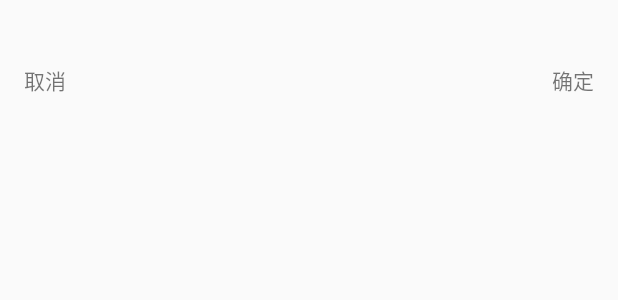
After one commit to shaozucheng/NotificationDemo, an Android app: the layout custom_notification_button.xml on its own in the app's theme, with its tools: preview values and no code run, on a phone screen of 412 x 824 dp. The commit adds this screen. Shown: the top 300 px of the screen. Run offline under Robolectric (Android 15) with nearby library versions, the phone set to English and light mode, and no system bars.

Commit message:
简述：添加带按钮的自定义通知
背景信息：

修改内容：

```diff
--- a/app/src/main/AndroidManifest.xml
+++ b/app/src/main/AndroidManifest.xml
@@ -26,6 +26,8 @@
                 android:name="android.support.PARENT_ACTIVITY"
                 android:value=".MainActivity"/>
         </activity>
+
+        <service android:name=".NotificationServices"/>
     </application>
 
 </manifest>
--- a/app/src/main/java/push/NotificationManager.java
+++ b/app/src/main/java/push/NotificationManager.java
@@ -4,7 +4,6 @@ import android.app.Notification;
 import android.app.PendingIntent;
 import android.content.Context;
 import android.graphics.BitmapFactory;
-import android.os.Build;
 import android.support.v4.app.NotificationCompat;
 import android.support.v4.app.NotificationManagerCompat;
 import android.widget.RemoteViews;
--- /dev/null
+++ b/app/src/main/res/layout/custom_notification_button.xml
@@ -0,0 +1,61 @@
+<?xml version="1.0" encoding="utf-8"?>
+<LinearLayout xmlns:android="http://schemas.android.com/apk/res/android"
+              android:layout_width="match_parent"
+              android:layout_height="match_parent"
+              android:orientation="vertical">
+
+    <RelativeLayout
+        android:layout_width="match_parent"
+        android:layout_height="wrap_content">
+
+        <ImageView
+            android:id="@+id/ImageView"
+            android:layout_width="wrap_content"
+            android:layout_height="wrap_content"
+            android:layout_alignParentLeft="true"
+            android:layout_marginRight="10dp"/>
+
+        <TextView
+            android:id="@+id/title"
+            android:layout_width="wrap_content"
+            android:layout_height="wrap_content"
+            android:layout_toRightOf="@id/ImageView"/>
+
+        <TextView
+            android:id="@+id/content"
+            android:layout_width="wrap_content"
+            android:layout_height="wrap_content"
+            android:layout_below="@id/title"
+            android:layout_toRightOf="@id/ImageView">
+        </TextView>
+
+
+    </RelativeLayout>
+
+
+    <RelativeLayout
+        android:layout_width="match_parent"
+        android:layout_height="wrap_content">
+
+        <TextView
+            android:id="@+id/cancel_button"
+            android:layout_width="wrap_content"
+            android:layout_height="wrap_content"
+            android:layout_marginLeft="12dp"
+            android:padding="4dp"
+            android:text="取消"/>
+
+
+        <TextView
+            android:id="@+id/confirm_button"
+            android:layout_width="wrap_content"
+            android:layout_height="wrap_content"
+            android:layout_alignParentRight="true"
+            android:layout_marginRight="12dp"
+            android:padding="4dp"
+            android:text="确定"/>
+
+    </RelativeLayout>
+
+
+</LinearLayout>
```
Also changed, not shown: app/src/main/java/com/notification/MainActivity.java (+40 -11 lines), app/src/main/java/com/notification/NotificationServices.java (added, +37 -0 lines), app/src/main/res/drawable-xhdpi/ic_launcher.png (added), 1 other file.
